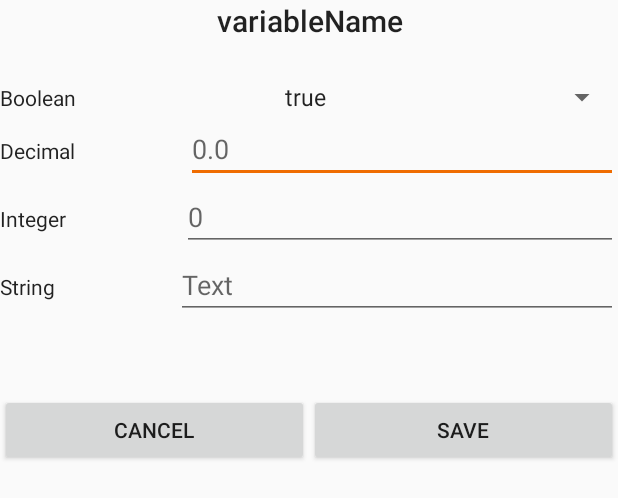
After one commit to TimeCrafters/TimeCraftersActionsConfigurator, an Android app: the layout dialog_edit_variable.xml on its own in the app's theme, with its tools: preview values and no code run, on a phone screen of 412 x 824 dp. The commit adds this screen. Shown: the top 498 px of the screen. Run offline under Robolectric (Android 15) with nearby library versions, the phone set to English and light mode, and no system bars.

Commit message:
Can now edit and save variables.

```diff
--- a/app/src/main/res/layout/activity_edit.xml
+++ b/app/src/main/res/layout/activity_edit.xml
@@ -41,7 +41,7 @@
 
                     <EditText
                         android:id="@+id/variableName"
-                        android:layout_width="wrap_content"
+                        android:layout_width="159dp"
                         android:layout_height="wrap_content"
                         android:layout_weight="1"
                         android:ems="10"
--- /dev/null
+++ b/app/src/main/res/layout/dialog_edit_variable.xml
@@ -0,0 +1,156 @@
+<?xml version="1.0" encoding="utf-8"?>
+<android.support.constraint.ConstraintLayout
+    xmlns:android="http://schemas.android.com/apk/res/android"
+    xmlns:tools="http://schemas.android.com/tools"
+    android:layout_width="match_parent"
+    android:layout_height="match_parent">
+
+    <ScrollView
+        android:layout_width="match_parent"
+        android:layout_height="match_parent">
+
+        <LinearLayout
+            android:layout_width="match_parent"
+            android:layout_height="wrap_content"
+            android:orientation="vertical">
+
+            <TextView
+                android:id="@+id/variableName"
+                android:layout_width="match_parent"
+                android:layout_height="wrap_content"
+                android:text="variableName"
+                android:textAlignment="center"
+                android:textAppearance="@style/TextAppearance.AppCompat.Title" />
+
+            <LinearLayout
+                android:layout_width="match_parent"
+                android:layout_height="25dp"
+                android:orientation="horizontal"></LinearLayout>
+
+            <LinearLayout
+                android:id="@+id/booleanEditor"
+                android:layout_width="match_parent"
+                android:layout_height="wrap_content"
+                android:orientation="horizontal">
+
+                <TextView
+                    android:id="@+id/textView"
+                    android:layout_width="wrap_content"
+                    android:layout_height="wrap_content"
+                    android:layout_weight="1"
+                    android:text="Boolean"
+                    android:textAppearance="@style/TextAppearance.AppCompat" />
+
+                <Spinner
+                    android:id="@+id/booleanValue"
+                    android:layout_width="wrap_content"
+                    android:layout_height="wrap_content"
+                    android:layout_weight="1"
+                    android:entries="@array/boolean_array" />
+            </LinearLayout>
+
+            <LinearLayout
+                android:id="@+id/decimalEditor"
+                android:layout_width="match_parent"
+                android:layout_height="match_parent"
+                android:orientation="horizontal">
+
+                <TextView
+                    android:id="@+id/textView3"
+                    android:layout_width="wrap_content"
+                    android:layout_height="wrap_content"
+                    android:layout_weight="1"
+                    android:text="Decimal"
+                    android:textAppearance="@style/TextAppearance.AppCompat" />
+
+                <EditText
+                    android:id="@+id/decimalValue"
+                    android:layout_width="wrap_content"
+                    android:layout_height="wrap_content"
+                    android:layout_weight="1"
+                    android:ems="10"
+                    android:hint="0.0"
+                    android:inputType="numberDecimal"
+                    android:selectAllOnFocus="false"
+                    android:singleLine="true" />
+            </LinearLayout>
+
+            <LinearLayout
+                android:id="@+id/integerEditor"
+                android:layout_width="match_parent"
+                android:layout_height="match_parent"
+                android:orientation="horizontal">
+
+                <TextView
+                    android:id="@+id/textView4"
+                    android:layout_width="wrap_content"
+                    android:layout_height="wrap_content"
+                    android:layout_weight="1"
+                    android:text="Integer"
+                    android:textAppearance="@style/TextAppearance.AppCompat" />
+
+                <EditText
+                    android:id="@+id/integerValue"
+                    android:layout_width="wrap_content"
+                    android:layout_height="wrap_content"
+                    android:layout_weight="1"
+                    android:ems="10"
+                    android:hint="0"
+                    android:inputType="number"
+                    android:singleLine="true" />
+
+            </LinearLayout>
+
+            <LinearLayout
+                android:id="@+id/stringEditor"
+                android:layout_width="match_parent"
+                android:layout_height="match_parent"
+                android:orientation="horizontal">
+
+                <TextView
+                    android:id="@+id/textView5"
+                    android:layout_width="wrap_content"
+                    android:layout_height="wrap_content"
+                    android:layout_weight="1"
+                    android:text="String"
+                    android:textAppearance="@style/TextAppearance.AppCompat" />
+
+                <EditText
+                    android:id="@+id/stringValue"
+                    android:layout_width="wrap_content"
+                    android:layout_height="wrap_content"
+                    android:layout_weight="1"
+                    android:ems="10"
+                    android:hint="Text"
+                    android:inputType="textPersonName"
+                    android:singleLine="true" />
+            </LinearLayout>
+
+            <LinearLayout
+                android:layout_width="match_parent"
+                android:layout_height="50dp"
+                android:orientation="horizontal"></LinearLayout>
+
+            <LinearLayout
+                android:layout_width="match_parent"
+                android:layout_height="match_parent"
+                android:orientation="horizontal">
+
+                <Button
+                    android:id="@+id/cancel"
+                    android:layout_width="wrap_content"
+                    android:layout_height="wrap_content"
+                    android:layout_weight="1"
+                    android:text="Cancel" />
+
+                <Button
+                    android:id="@+id/save"
+                    android:layout_width="wrap_content"
+                    android:layout_height="wrap_content"
+                    android:layout_weight="1"
+                    android:text="Save" />
+            </LinearLayout>
+
+        </LinearLayout>
+    </ScrollView>
+</android.support.constraint.ConstraintLayout>
--- a/app/src/main/res/values/strings.xml
+++ b/app/src/main/res/values/strings.xml
@@ -10,4 +10,9 @@
         <item>Float</item>
         <item>String</item>
     </string-array>
+
+    <string-array name="boolean_array">
+        <item>true</item>
+        <item>false</item>
+    </string-array>
 </resources>
```
Also changed, not shown: app/src/main/java/org/timecrafters/timecraftersactionconfigurator/EditActivity.java (+54 -8 lines), app/src/main/java/org/timecrafters/timecraftersactionconfigurator/editSupport/EditDialog.java (added, +164 -0 lines).
